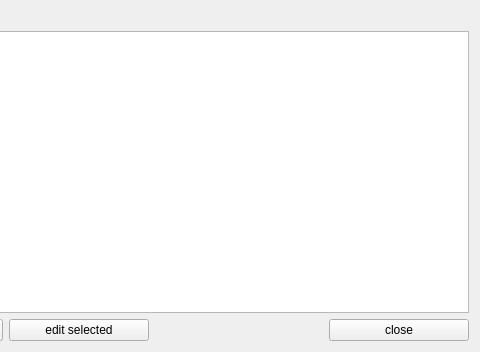
Above: accountsettings.ui from AWAH-SIP/AWAH-SIP_Desktop-GUI before the change; both pictures show x 294 to 774 and y 0 to 352 of the 774 by 352 pixel window. Below: the same form after it.
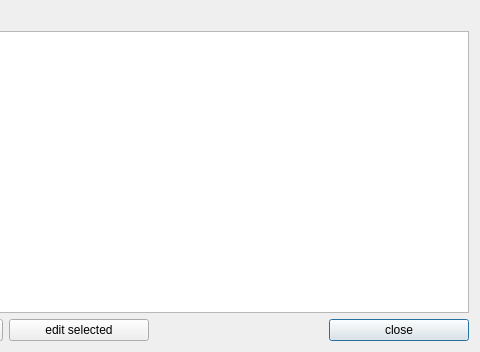
That is the form after the change.

Patch:
```diff
--- a/accountsettings.ui
+++ b/accountsettings.ui
@@ -126,6 +126,9 @@
        <property name="text">
         <string>close</string>
        </property>
+       <property name="default">
+        <bool>true</bool>
+       </property>
       </widget>
      </item>
     </layout>
```
